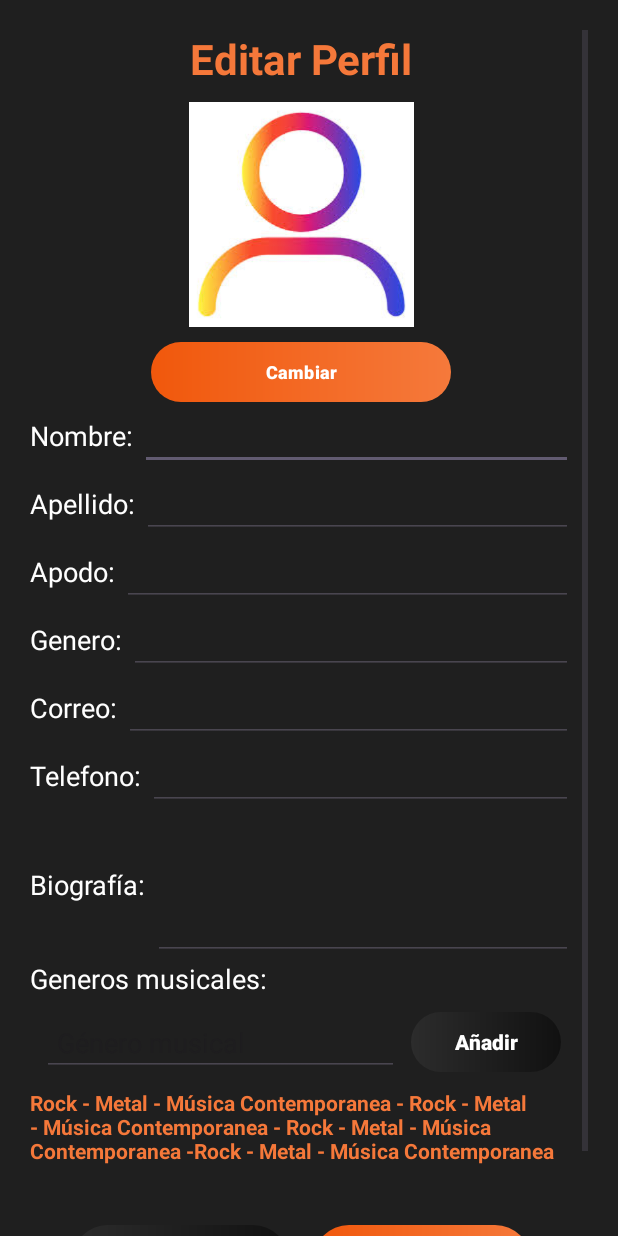
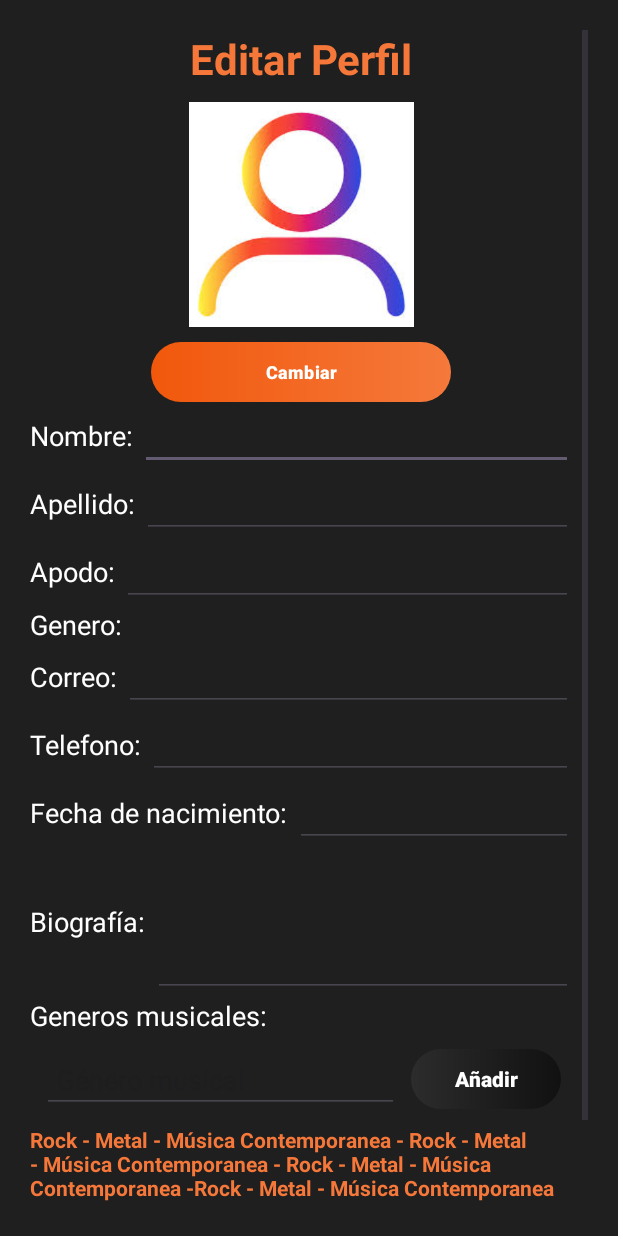
Before and after one commit to MrAGC/Armonii, an Android app: the layout dialog_edit_musico.xml on its own in the app's theme, with its tools: preview values and no code run, on a phone screen of 412 x 824 dp. Run offline under Robolectric (Android 15) with nearby library versions, the phone set to English and light mode, and no system bars.

Commit message:
Implementado editar con API en Musico. Falta pulir

```diff
--- a/app/src/main/res/layout/dialog_edit_musico.xml
+++ b/app/src/main/res/layout/dialog_edit_musico.xml
@@ -113,7 +113,7 @@
                 android:textColor="@color/white"
                 android:textSize="18sp" />
 
-            <EditText
+            <TextView
                 android:id="@+id/edtGenero"
                 android:layout_width="match_parent"
                 android:layout_height="wrap_content"
@@ -137,6 +137,7 @@
                 android:id="@+id/edtCorreo"
                 android:layout_width="match_parent"
                 android:layout_height="wrap_content"
+                android:focusable="false"
                 android:textColor="@color/white" />
         </LinearLayout>
 
@@ -158,6 +159,28 @@
                 android:layout_width="match_parent"
                 android:layout_height="wrap_content"
                 android:textColor="@color/white" />
+
+        </LinearLayout>
+
+        <!-- Fecha Nacimiento -->
+        <LinearLayout
+            android:layout_width="match_parent"
+            android:layout_height="wrap_content"
+            android:orientation="horizontal">
+
+            <TextView
+                android:layout_width="wrap_content"
+                android:layout_height="wrap_content"
+                android:text="Fecha de nacimiento: "
+                android:textColor="@color/white"
+                android:textSize="18sp" />
+
+            <EditText
+                android:id="@+id/edtFechaNacimiento"
+                android:layout_width="match_parent"
+                android:layout_height="wrap_content"
+                android:textColor="@color/white" />
+
         </LinearLayout>
 
         <!-- Biografia -->
```
Also changed, not shown: app/src/main/java/com/example/ermonii/clases/ApiService.kt (+7 -6 lines), app/src/main/java/com/example/ermonii/clases/DataTransferObjectUsuario.kt (added, +35 -0 lines), app/src/main/java/com/example/ermonii/fragmentMusico/PerfilFragmentMusico.kt (+118 -1 lines).
